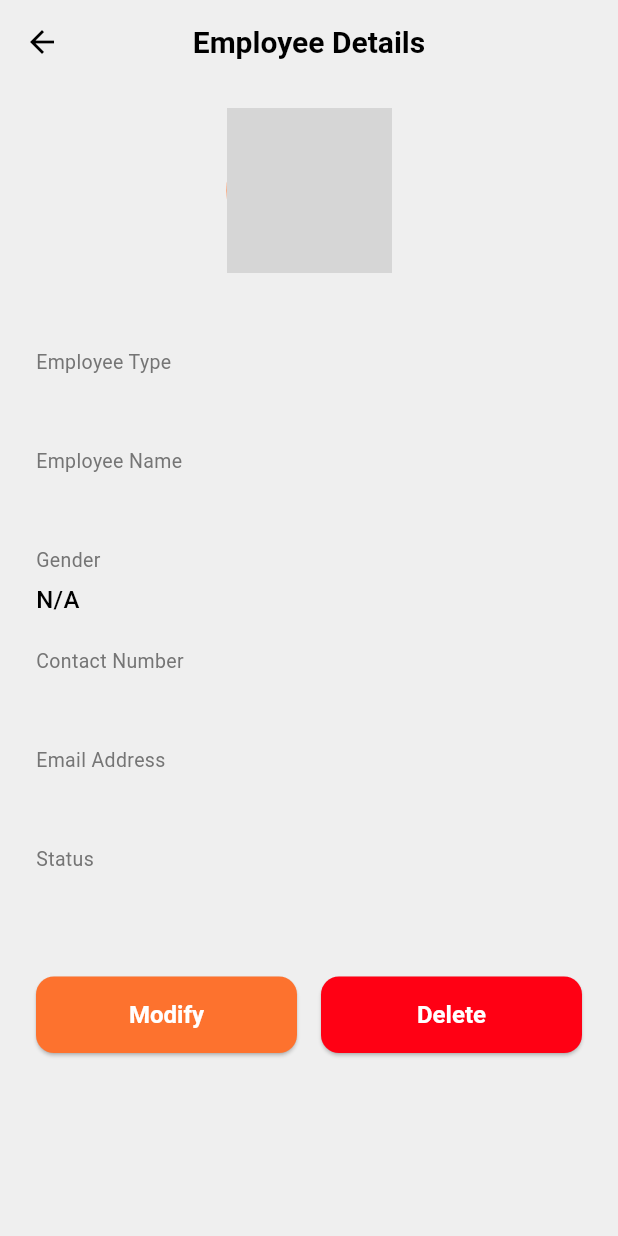
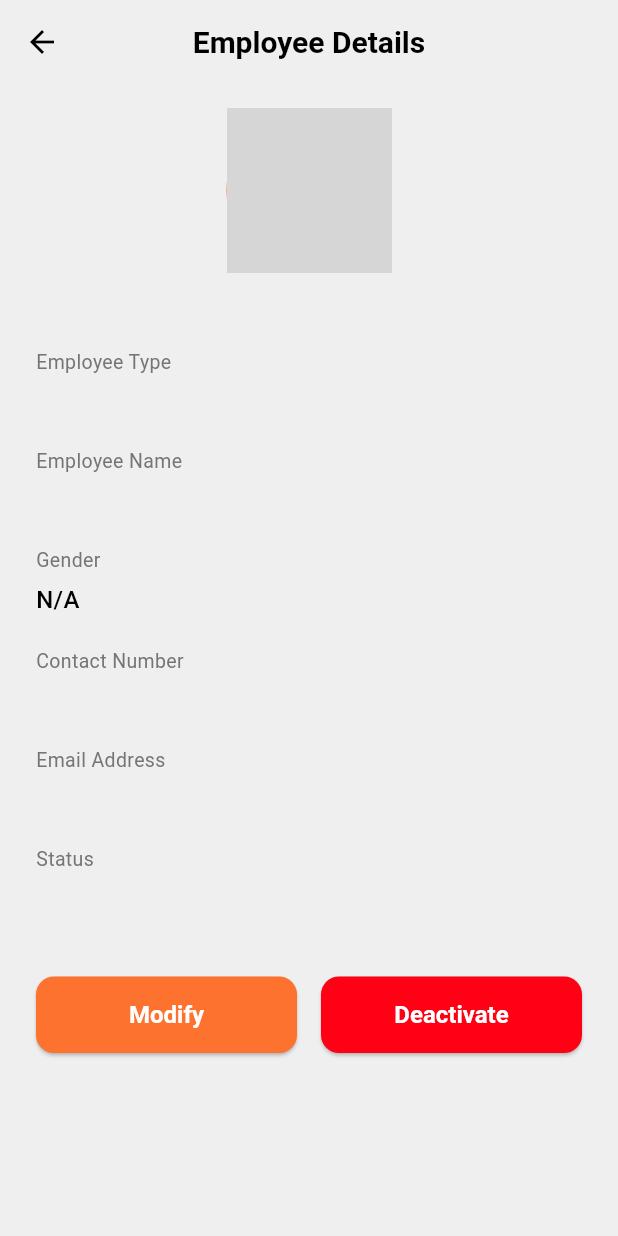
Before and after one commit to chloe2565/fyp, a Flutter app: the EmpEmployeeDetailScreen screen opened directly with empty values, on a phone screen of 412 x 824 dp. Run offline on Flutter 3.47's test engine with Material 3 defaults, Android fonts, the light colour scheme and no system bars; our stand-ins replace cloud_firestore, cloud_functions, device_info_plus, firebase_auth, firebase_core, firebase_messaging and 16 more; missing offline and left inert: flutter_stripe, osm_nominatim; accounts and stored records are empty; network calls fail; Roboto replaces fonts that are missing (Plus Jakarta Sans, Poppins); project files that could hold a hidden picture were left out; key blocks and very long unbroken strings in the code were emptied for the run; grey boxes are pictures that could not be loaded.

Commit message:
delete to deactivate

```diff
--- a/lib/modules/employee/employeeDetail.dart
+++ b/lib/modules/employee/employeeDetail.dart
@@ -33,7 +33,6 @@ class EmpEmployeeDetailScreenState extends State<EmpEmployeeDetailScreen> {
 
   void onMenuSelection(String value) async {
     if (value == 'update_schedule') {
-      // FIXED: Get handymanID from the loaded specificHandymanModel, not from widget.employee
       if (controller.specificHandymanModel == null) {
         ScaffoldMessenger.of(context).showSnackBar(
           const SnackBar(content: Text('Handyman details not loaded yet. Please try again.')),
@@ -495,7 +494,7 @@ class EmpEmployeeDetailScreenState extends State<EmpEmployeeDetailScreen> {
                   borderRadius: BorderRadius.circular(12),
                 ),
               ),
-              child: const Text('Delete', style: TextStyle(fontSize: 16)),
+              child: const Text('Deactivate', style: TextStyle(fontSize: 16)),
             ),
           ),
         ],
--- a/lib/modules/employee/serviceDetail.dart
+++ b/lib/modules/employee/serviceDetail.dart
@@ -109,8 +109,8 @@ class EmpServiceDetailScreenState extends State<EmpServiceDetailScreen> {
       context,
       title: 'Are you sure?',
       message:
-          'Do you confirm to delete service? This action will set status to "inactive" and hide it from customers.',
-      affirmativeText: 'Delete',
+          'Do you confirm to deactivate service? This action will set status to "inactive" and hide it from customers.',
+      affirmativeText: 'Deactivate',
       negativeText: 'Cancel',
       onAffirmative: () async {
         try {
@@ -578,7 +578,7 @@ class EmpServiceDetailScreenState extends State<EmpServiceDetailScreen> {
         Expanded(
           child: ElevatedButton.icon(
             onPressed: handleDelete,
-            label: const Text('Delete'),
+            label: const Text('Deactivate'),
             style: ElevatedButton.styleFrom(
               backgroundColor: Theme.of(context).colorScheme.error,
               foregroundColor: Colors.white,
```
